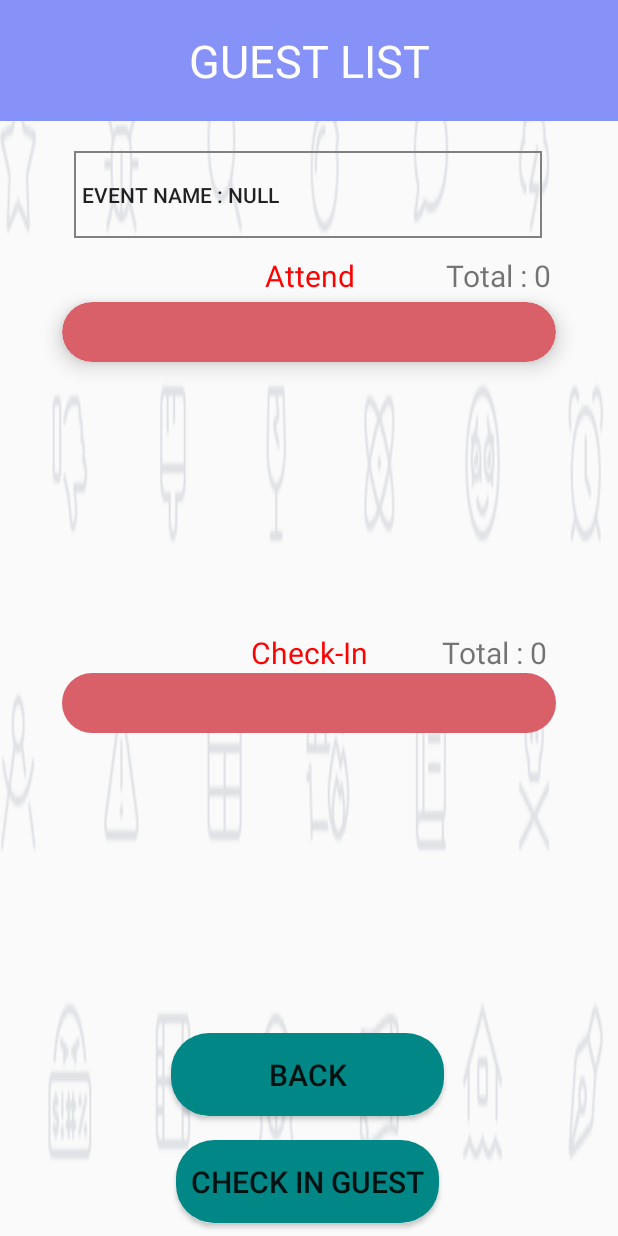
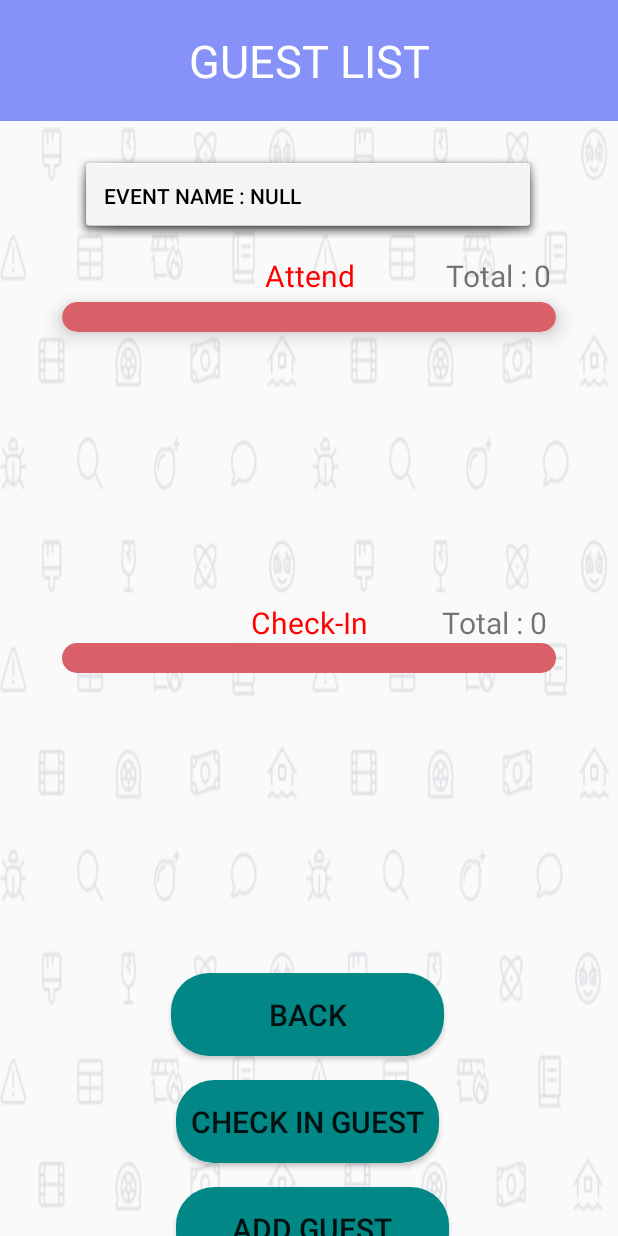
Before and after one commit to YHTAY2000/BCI3283_MAD_project_file, an Android app: the Event_Details screen opened directly, with no data from a screen before it, after a tap on "GUEST LIST", on a phone screen of 412 x 824 dp. Run offline under Robolectric (Android 15) with nearby library versions, the phone set to English and light mode, and no system bars; libraries missing offline, so code that uses them is left out: com.journeyapps.barcodescanner; 6 statements that could not run were skipped.

Commit message:
==TAY YH==

```diff
--- a/app/src/main/java/com/example/projectapplication/Event_Details.java
+++ b/app/src/main/java/com/example/projectapplication/Event_Details.java
@@ -15,6 +15,7 @@ public class Event_Details extends AppCompatActivity {
     private TextView eventName, organizerName, date, time, location, schedule, activity;
     private ImageView eventImage;
     private Event event;
+    String my_event_name;
 
     @Override
     protected void onCreate(Bundle savedInstanceState) {
@@ -37,6 +38,7 @@ public class Event_Details extends AppCompatActivity {
             Event event = (Event) intent.getSerializableExtra("event");
             if (event != null) {
                 // Set the event details in the TextViews and ImageView
+                my_event_name = event.getEventName();
                 eventImage.setImageBitmap(BitmapUtils.getBitmapFromByteArray(event.getEventImage()));
                 eventName.setText(event.getEventName());
                 organizerName.setText(event.getEventOrganizer());
@@ -62,6 +64,7 @@ public class Event_Details extends AppCompatActivity {
             @Override
             public void onClick(View v) {
                 Intent intent = new Intent(Event_Details.this, Guest_List.class);
+                intent.putExtra("event_name", my_event_name);
                 startActivity(intent);
             }
         });
--- a/app/src/main/res/layout/activity_guest_list.xml
+++ b/app/src/main/res/layout/activity_guest_list.xml
@@ -8,7 +8,7 @@
     <ImageView
         android:layout_width="match_parent"
         android:layout_height="match_parent"
-        android:src="@drawable/background"
+        android:src="@drawable/background4"
         android:scaleType="fitXY" />
 
     <androidx.core.widget.NestedScrollView
@@ -47,9 +47,10 @@
                 android:layout_width="312dp"
                 android:layout_height="58dp"
                 android:layout_marginTop="20dp"
-                android:background="@drawable/button_rectagle"
-                android:padding="5dp"
+                android:background="@android:drawable/dialog_holo_light_frame"
+                android:padding="20dp"
                 android:text="Event 1"
+                android:textColor="@color/black"
                 android:textAlignment="viewStart"
                 app:layout_constraintEnd_toEndOf="parent"
                 app:layout_constraintHorizontal_bias="0.494"
@@ -88,7 +89,7 @@
                     android:layout_width="match_parent"
                     android:layout_height="wrap_content"
                     android:background="@drawable/border"
-                    android:padding="20dp" />
+                    android:padding="10dp" />
 
             </androidx.cardview.widget.CardView>
 
@@ -99,7 +100,7 @@
                 android:layout_marginStart="16dp"
                 android:layout_marginEnd="16dp"
                 android:background="@drawable/border"
-                android:padding="20dp"
+                android:padding="10dp"
                 app:layout_constraintEnd_toEndOf="parent"
                 app:layout_constraintStart_toStartOf="parent"
                 app:layout_constraintTop_toBottomOf="@+id/textView2"
--- a/app/src/main/res/layout/activity_guests_management.xml
+++ b/app/src/main/res/layout/activity_guests_management.xml
@@ -4,11 +4,13 @@
     xmlns:tools="http://schemas.android.com/tools"
     android:layout_width="match_parent"
     android:layout_height="match_parent"
+    android:background="@drawable/background4"
     tools:context=".GuestsManagement">
 
     <androidx.core.widget.NestedScrollView
         android:layout_width="match_parent"
-        android:layout_height="match_parent">
+        android:layout_height="match_parent"
+        android:background="@drawable/background4">
 
         <androidx.constraintlayout.widget.ConstraintLayout
             android:layout_width="match_parent"
@@ -77,7 +79,7 @@
                 app:layout_constraintEnd_toEndOf="parent"
                 app:layout_constraintStart_toStartOf="parent"
                 app:layout_constraintTop_toBottomOf="@+id/textView11"
-                app:layout_constraintWidth_percent="0.8"/>
+                app:layout_constraintWidth_percent="0.8" />
 
             <TextView
                 android:id="@+id/emptyText"
```
Also changed, not shown: app/src/main/res/drawable/background4.png (added).
